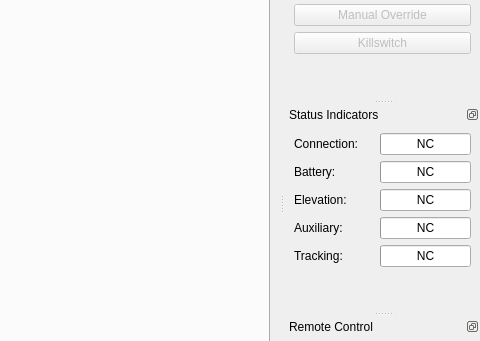
This is heliview/src/ApplicationFrame.ui in gcsmith/ktgt-uav-desktop as Qt 5 draws it before an edit; both pictures show x 476 to 956 and y 99 to 440 of the 956 by 738 pixel window. The edited form follows.
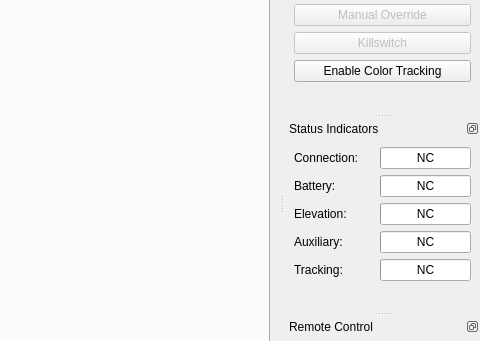
This is the edited form. Icons and pictures are not drawn.

Commit message: added enable color tracking button

The edit to the form file:
```diff
--- a/heliview/src/ApplicationFrame.ui
+++ b/heliview/src/ApplicationFrame.ui
@@ -381,6 +381,13 @@
        </property>
       </widget>
      </item>
+     <item>
+      <widget class="QPushButton" name="pushButton">
+       <property name="text">
+        <string>Enable Color Tracking</string>
+       </property>
+      </widget>
+     </item>
      <item>
       <spacer name="verticalSpacer_2">
        <property name="orientation">
```
